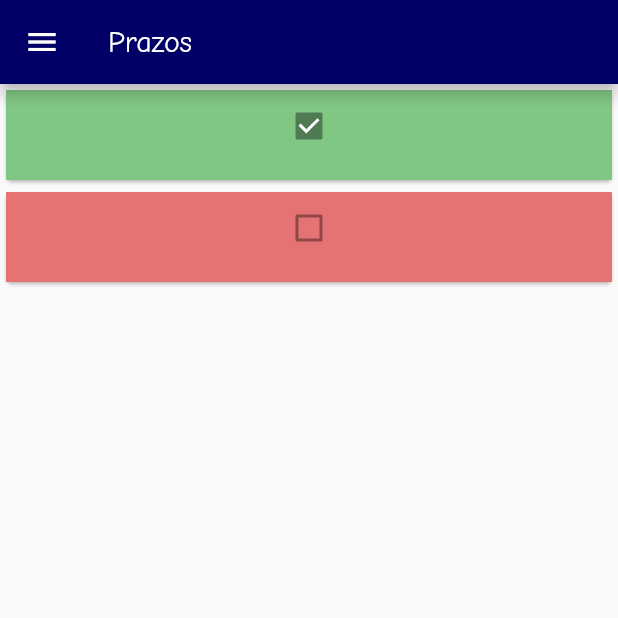
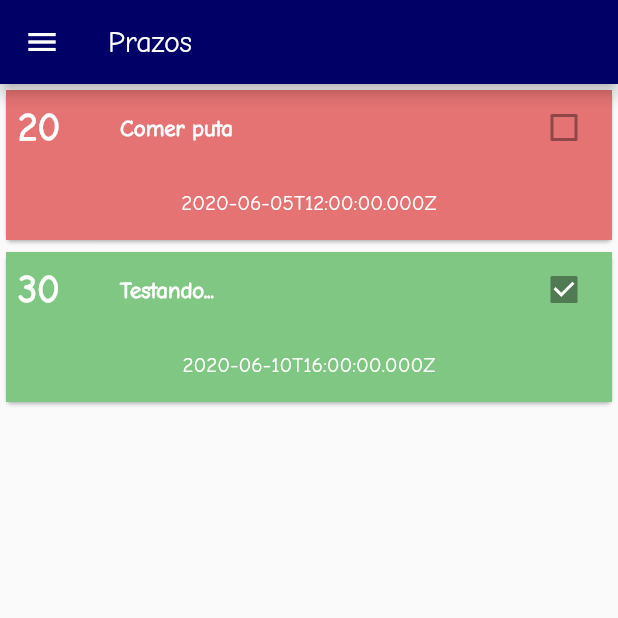
Before and after one commit to DamiaoCanndido/notices_app, a Flutter app: the screen it shows after launch, swiped to page 2, on a phone screen of 412 x 824 dp, the top half of it. Run offline on Flutter 3.47's test engine with Material 2 defaults, Android fonts, the phone set to English and light mode, and no system bars; our stand-ins replace dio, flutter_mobx, mobx; generated files the repository leaves out were written again; network calls fail; statements that could not run were skipped.

Commit message:
Tela de Prazos - 2

```diff
--- a/lib/screens/reminder/reminder_screen.dart
+++ b/lib/screens/reminder/reminder_screen.dart
@@ -14,14 +14,14 @@ class _ReminderScreenState extends State<ReminderScreen> {
       "_id": "5ed62f1039d49b27140ccb0f",
       "number": 20,
       "subjects": "Comer puta",
-      "deadline": "2020-06-02T12:00:00.000Z",
+      "deadline": "2020-06-05T12:00:00.000Z",
     },
     {
       "done": true,
       "_id": "5ed549bb6bd0171d707b86df",
       "number": 30,
       "subjects": "Testando...",
-      "deadline": "2020-06-02T14:00:00.000Z",
+      "deadline": "2020-06-10T16:00:00.000Z",
     }
   ];
 
@@ -32,24 +32,65 @@ class _ReminderScreenState extends State<ReminderScreen> {
         title: Text("Prazos"),
       ),
       body: ListView.builder(
+        physics: BouncingScrollPhysics(),
         itemCount: list.length,
         itemBuilder: (context, index){
           return Card(
             child: Container(
-              height: 60,
+              height: 100,
               decoration: BoxDecoration(
                 color: list[index]["done"]
-                ? Colors.red[300]
-                : Colors.green[300]
+                ? Colors.green[300]
+                : Colors.red[300]
               ),
               child: Column(
                 children: <Widget>[
-                  Container(
-                    child: Checkbox(
-                      value: !list[index]["done"], onChanged: null
+                  Expanded(
+                    flex: 1,
+                    child: Container(
+                      padding: EdgeInsets.all(8),
+                      child: Row(
+                        children: <Widget>[
+                          Expanded(
+                            flex: 1,
+                            child: Container(
+                              child: Text(
+                                list[index]["number"].toString(),
+                                style: TextStyle(
+                                  fontSize: 25,
+                                  fontWeight: FontWeight.bold
+                                ),
+                              ),
+                            ),
+                          ),
+                          Expanded(
+                            flex: 4,
+                            child: Container(
+                              child: Text(
+                                list[index]["subjects"],
+                                style: TextStyle(
+                                  fontSize: 15,
+                                  fontWeight: FontWeight.bold
+                                ),
+                              ),
+                            ),
+                          ),
+                          Checkbox(
+                            value: list[index]["done"], onChanged: null
+                          )
+                        ],
+                      ),
                     ),
                   ),
-                  Container()
+                  Expanded(
+                    flex: 1,
+                    child: Container(
+                      alignment: Alignment.center,
+                      child: Text(
+                        list[index]["deadline"],
+                      ),
+                    )
+                  )
                 ],
               ),
             ),
```
